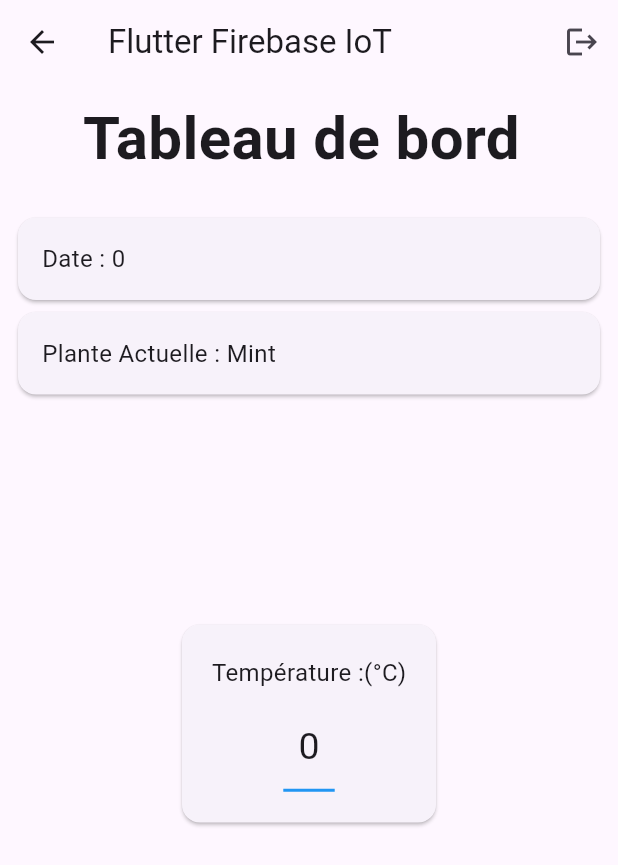
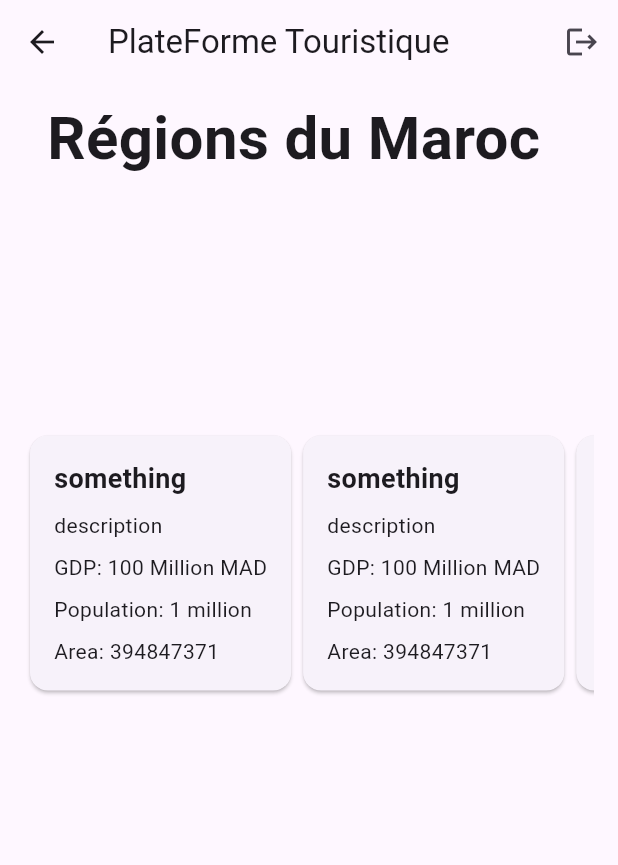
Before and after one commit to elhajoujy/plateforme_touristique_onmt, a Flutter app: the HomePage screen opened by its route, on a phone screen of 412 x 824 dp. Shown: the top 865 px of the screen. Run offline on Flutter 3.47's test engine with Material 3 defaults, Android fonts, the light colour scheme and no system bars; our stand-ins replace get, shared_preferences; accounts and stored records are empty.

Commit message:
showing some information about the

```diff
--- a/lib/home/Home.dart
+++ b/lib/home/Home.dart
@@ -29,14 +29,11 @@ class _HomePageState extends State<HomePage> {
 
   @override
   Widget build(BuildContext context) {
-    DateTime now = DateTime.now();
-    String formattedDate = DateFormat.yMMMEd().format(now);
-    var formattedTime = DateFormat.jm().format(now);
     // timeStamp = "$formattedDate $formattedTime".obs;
 
     return Scaffold(
         appBar: AppBar(
-          title: const Text("Flutter Firebase IoT"),
+          title: const Text("PlateForme Touristique"),
           actions: [
             IconButton(
               onPressed: () {
@@ -51,7 +48,7 @@ class _HomePageState extends State<HomePage> {
           child: Column(
             mainAxisAlignment: MainAxisAlignment.start,
             children: [
-              const Text("Tableau de bord ",
+              const Text("Régions du Maroc  ",
                   style: TextStyle(
                     fontSize: 40,
                     fontWeight: FontWeight.bold,
@@ -59,44 +56,45 @@ class _HomePageState extends State<HomePage> {
               const SizedBox(
                 height: 20,
               ),
-              Card(
-                child: Padding(
-                  padding: const EdgeInsets.all(16.0),
-                  child: SizedBox(
-                      width: Get.width,
-                      child: Obx(
-                        () => Text(
-                          "Date : $timeStamp",
-                          style: const TextStyle(
-                            fontSize: 16,
-                            fontWeight: FontWeight.normal,
-                          ),
-                        ),
-                      )),
-                ),
-              ),
-              Card(
-                  child: Padding(
-                padding: const EdgeInsets.all(16.0),
-                child: SizedBox(
-                    width: Get.width,
-                    child: const Text("Plante Actuelle : Mint",
-                        style: TextStyle(
-                          fontSize: 16,
-                          fontWeight: FontWeight.normal,
-                        ))),
-              )),
               SizedBox(
                 height: Get.height / 6,
               ),
               Padding(
                 padding: const EdgeInsets.all(8.0),
+                child: SingleChildScrollView(
+                  scrollDirection:
+                      Axis.horizontal, // Change scrollDirection to horizontal
                   child: Row(
+                    // Use Row instead of Column
                     mainAxisAlignment: MainAxisAlignment.spaceEvenly,
                     crossAxisAlignment: CrossAxisAlignment.center,
                     children: [
-                    MainCard(temp: temp, title: "Température :(°C)"),
+                      MainCard(
+                        name: "something",
+                        description: "description",
+                        imageUrl: "",
+                        area: "394847371",
+                        gdp: "100 Million MAD",
+                        population: "1 million",
+                      ),
+                      MainCard(
+                        name: "something",
+                        description: "description",
+                        imageUrl: "",
+                        area: "394847371",
+                        gdp: "100 Million MAD",
+                        population: "1 million",
+                      ),
+                      MainCard(
+                        name: "something",
+                        description: "description",
+                        imageUrl: "",
+                        area: "394847371",
+                        gdp: "100 Million MAD",
+                        population: "1 million",
+                      ),
                     ],
+                  ),
                 ),
               ),
             ],
@@ -107,62 +105,68 @@ class _HomePageState extends State<HomePage> {
 
 class MainCard extends StatelessWidget {
   const MainCard({
-    super.key,
-    required this.temp,
-    this.title = "Température : ",
-  });
+    Key? key,
+    this.name = "name",
+    this.description = "description",
+    this.imageUrl = "",
+    this.area = "394847371",
+    this.gdp = "100 Million MAD",
+    this.population = "1 million",
+  }) : super(key: key);
 
-  final RxString temp;
-  final String title;
+  final String name;
+  final String description;
+  final String imageUrl;
+  final String area;
+  final String gdp;
+  final String population;
 
   @override
   Widget build(BuildContext context) {
     return Card(
       child: Padding(
         padding: const EdgeInsets.all(16.0),
-          child: Obx(
-            () => SizedBox(
-              width: Get.width / 3,
-              height: 100,
-              child: Center(
         child: Column(
-                crossAxisAlignment: CrossAxisAlignment.center,
-                mainAxisAlignment: MainAxisAlignment.center,
+          crossAxisAlignment: CrossAxisAlignment.start,
           children: [
             Text(
-                    title.toString(),
-                    style: const TextStyle(
-                      fontSize: 16,
-                      fontWeight: FontWeight.normal,
+              name,
+              style: TextStyle(
+                fontSize: 18,
+                fontWeight: FontWeight.bold,
               ),
             ),
-                  const SizedBox(
-                    height: 10,
-                  ),
-                  Container(
-                    padding: const EdgeInsets.all(10),
-                    decoration: const BoxDecoration(
-                      // color: Colors.blue,
-                      // borderRadius: BorderRadius.all(Radius.circular(100)),
-                      border: Border(
-                        bottom: BorderSide(width: 2.0, color: Colors.blue),
-                        // top: BorderSide(width: 3.0, color: Colors.black),
-                        // left: BorderSide(width: 3.0, color: Colors.black),
-                        // right: BorderSide(width: 3.0, color: Colors.black),
+            SizedBox(height: 8),
+            Text(
+              description,
+              style: TextStyle(
+                fontSize: 14,
               ),
             ),
-                    child: Text(
-                      "$temp",
-                      style: const TextStyle(
-                        fontSize: 25,
-                        fontWeight: FontWeight.normal,
+            SizedBox(height: 8),
+            Text(
+              'GDP: $gdp',
+              style: TextStyle(
+                fontSize: 14,
               ),
+            ),
+            SizedBox(height: 8),
+            Text(
+              'Population: $population',
+              style: TextStyle(
+                fontSize: 14,
+              ),
+            ),
+            SizedBox(height: 8),
+            Text(
+              'Area: $area',
+              style: TextStyle(
+                fontSize: 14,
               ),
             ),
           ],
-              )),
         ),
-          )),
+      ),
     );
   }
 }
--- a/lib/main.dart
+++ b/lib/main.dart
@@ -31,7 +31,8 @@ class MyApp extends StatelessWidget {
         'login': (context) => const LoginPage(title: "Login"),
         'HomePage': (context) => const HomePage(),
       },
-      home: LoginPage(title: "Login"),
+      // home: LoginPage(title: "Login"),
+      home: HomePage(),
     );
   }
 }
```
Lines whose indentation alone changed are shown as unchanged.
